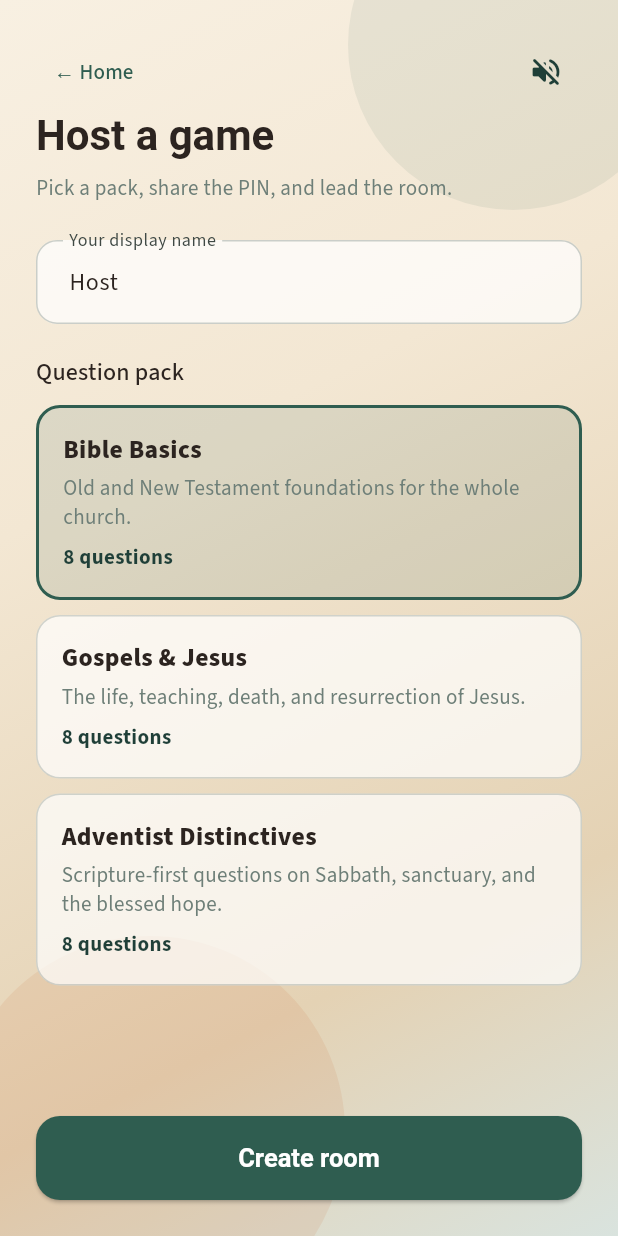
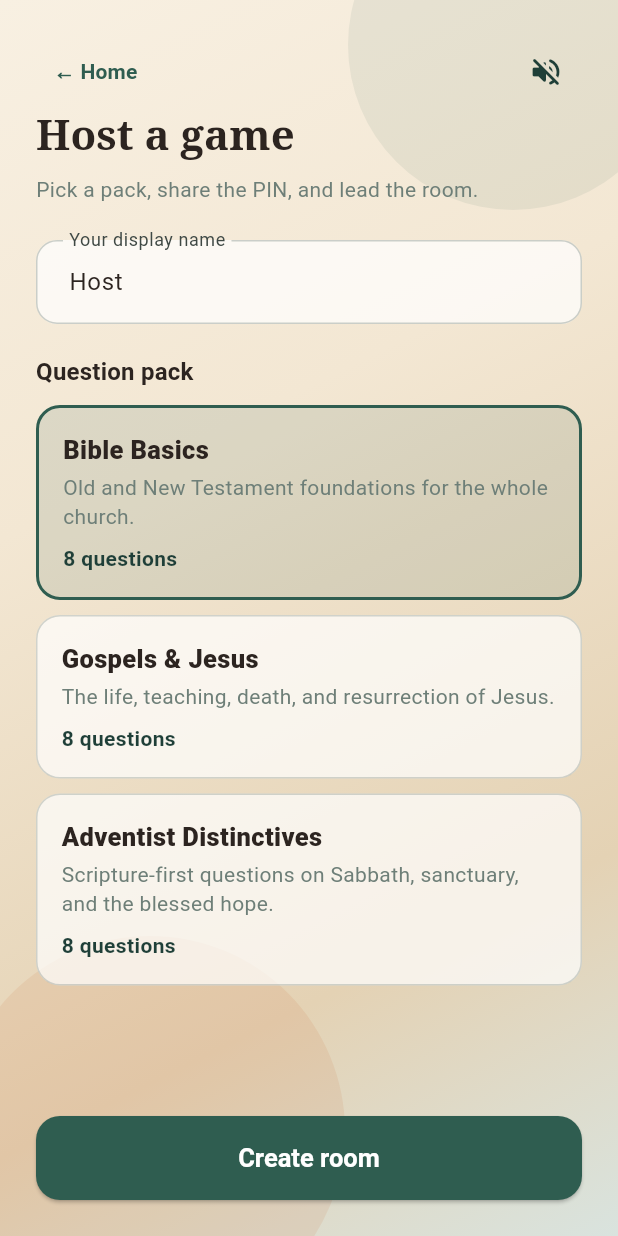
Before and after one commit to oluwasegunilori/adventquiz, a Flutter app: the screen it shows after launch, after a tap on the "volume up" icon, after a tap on "Host a game", on a phone screen of 412 x 824 dp. Run offline on Flutter 3.47's test engine with Material 3 defaults, Android fonts, the phone set to English and light mode, and no system bars; our stand-ins replace audioplayers, cloud_firestore, firebase_auth, firebase_core, go_router, shared_preferences; accounts and stored records are empty; Roboto replaces fonts that are missing (Helvetica Neue, Literata).

Commit message:
security: scrub Firebase secrets from tracked config
Replace revoked client keys with placeholders, stop tracking platform
Firebase config files, and document flutterfire rotate/reconfigure.
Also harden web boot (timeout + local CanvasKit) so hosting does not
hang on CDN/fonts when Firebase is unset.

Co-authored-by: Cursor <cursoragent@cursor.com>

```diff
--- a/lib/data/firestore_room_repository.dart
+++ b/lib/data/firestore_room_repository.dart
@@ -37,9 +37,9 @@ class FirestoreRoomRepository implements RoomRepository {
           e.code == 'admin-restricted-operation' ||
           e.code == 'operation-not-allowed') {
         throw StateError(
-          'Firebase Authentication is not ready. In the Firebase console for '
-          'project "churchgamey": open Authentication → Get started → Sign-in '
-          'method → enable Anonymous. Then retry.',
+          'Firebase Authentication is not ready. In the Firebase console: '
+          'open Authentication → Get started → Sign-in method → enable '
+          'Anonymous. Then retry.',
         );
       }
       rethrow;
--- a/lib/main.dart
+++ b/lib/main.dart
@@ -1,17 +1,46 @@
+import 'dart:async';
+
 import 'package:flutter/material.dart';
 import 'package:provider/provider.dart';
 
 import 'app_bootstrap.dart';
 import 'app_router.dart';
+import 'data/local_room_repository.dart';
 import 'data/room_repository.dart';
 import 'services/sound_service.dart';
 import 'theme/app_theme.dart';
 
 Future<void> main() async {
   WidgetsFlutterBinding.ensureInitialized();
-  final bootstrap = await AppBootstrap.init();
+
+  AppBootstrap bootstrap;
+  try {
+    bootstrap = await AppBootstrap.init().timeout(
+      const Duration(seconds: 8),
+      onTimeout: () {
+        debugPrint('Firebase init timed out; using local mode');
+        return AppBootstrap(
+          repository: LocalRoomRepository(),
+          usingFirebase: false,
+        );
+      },
+    );
+  } catch (e, st) {
+    debugPrint('Bootstrap failed: $e\n$st');
+    bootstrap = AppBootstrap(
+      repository: LocalRoomRepository(),
+      usingFirebase: false,
+    );
+  }
+
   final sounds = SoundService();
-  await sounds.init();
+  // Don't block first frame on audio prefs.
+  unawaited(
+    sounds.init().catchError((Object e, StackTrace st) {
+      debugPrint('Sound init error: $e\n$st');
+    }),
+  );
+
   runApp(AdventQuizApp(bootstrap: bootstrap, sounds: sounds));
 }
 
--- a/lib/theme/app_theme.dart
+++ b/lib/theme/app_theme.dart
@@ -1,5 +1,4 @@
 import 'package:flutter/material.dart';
-import 'package:google_fonts/google_fonts.dart';
 
 class AppColors {
   static const ink = Color(0xFF2C2420);
@@ -15,7 +14,20 @@ class AppColors {
 }
 
 class AppTheme {
+  /// Uses bundled platform fonts so web never blocks on Google Fonts CDN.
   static ThemeData light() {
+    const display = TextStyle(
+      fontFamily: 'Georgia',
+      fontFamilyFallback: ['Times New Roman', 'serif'],
+      color: AppColors.ink,
+      fontWeight: FontWeight.w700,
+    );
+    const body = TextStyle(
+      fontFamily: 'Helvetica Neue',
+      fontFamilyFallback: ['Arial', 'sans-serif'],
+      color: AppColors.ink,
+    );
+
     final base = ThemeData(
       useMaterial3: true,
       brightness: Brightness.light,
@@ -29,52 +41,31 @@ class AppTheme {
         onSurface: AppColors.ink,
       ),
       scaffoldBackgroundColor: AppColors.parchment,
+      fontFamily: 'Helvetica Neue',
     );
 
-    final display = GoogleFonts.literataTextTheme(base.textTheme);
-    final body = GoogleFonts.sourceSans3TextTheme(base.textTheme);
-
     return base.copyWith(
-      textTheme: body.copyWith(
-        displayLarge: display.displayLarge?.copyWith(
-          color: AppColors.ink,
-          fontWeight: FontWeight.w700,
-        ),
-        displayMedium: display.displayMedium?.copyWith(
-          color: AppColors.ink,
-          fontWeight: FontWeight.w700,
-        ),
-        displaySmall: display.displaySmall?.copyWith(
-          color: AppColors.ink,
-          fontWeight: FontWeight.w700,
-        ),
-        headlineLarge: display.headlineLarge?.copyWith(
-          color: AppColors.ink,
-          fontWeight: FontWeight.w700,
-        ),
-        headlineMedium: display.headlineMedium?.copyWith(
-          color: AppColors.ink,
-          fontWeight: FontWeight.w700,
-        ),
-        headlineSmall: display.headlineSmall?.copyWith(
-          color: AppColors.ink,
-          fontWeight: FontWeight.w600,
-        ),
-        titleLarge: display.titleLarge?.copyWith(
-          color: AppColors.ink,
-          fontWeight: FontWeight.w600,
-        ),
+      textTheme: base.textTheme.copyWith(
+        displayLarge: display.copyWith(fontSize: 57),
+        displayMedium: display.copyWith(fontSize: 45),
+        displaySmall: display.copyWith(fontSize: 36),
+        headlineLarge: display.copyWith(fontSize: 32),
+        headlineMedium: display.copyWith(fontSize: 28),
+        headlineSmall: display.copyWith(fontSize: 24, fontWeight: FontWeight.w600),
+        titleLarge: display.copyWith(fontSize: 22, fontWeight: FontWeight.w600),
+        titleMedium: body.copyWith(fontSize: 16, fontWeight: FontWeight.w600),
+        titleSmall: body.copyWith(fontSize: 14, fontWeight: FontWeight.w600),
+        bodyLarge: body.copyWith(fontSize: 16),
+        bodyMedium: body.copyWith(fontSize: 14),
+        bodySmall: body.copyWith(fontSize: 12, color: AppColors.mist),
+        labelLarge: body.copyWith(fontSize: 14, fontWeight: FontWeight.w700),
       ),
       appBarTheme: AppBarTheme(
         backgroundColor: Colors.transparent,
         elevation: 0,
         centerTitle: true,
         foregroundColor: AppColors.ink,
-        titleTextStyle: display.titleLarge?.copyWith(
-          color: AppColors.ink,
-          fontWeight: FontWeight.w700,
-          fontSize: 20,
-        ),
+        titleTextStyle: display.copyWith(fontSize: 20),
       ),
       elevatedButtonTheme: ElevatedButtonThemeData(
         style: ElevatedButton.styleFrom(
--- a/pubspec.yaml
+++ b/pubspec.yaml
@@ -14,7 +14,6 @@ dependencies:
   firebase_auth: ^6.5.4
   cloud_firestore: ^6.6.0
   go_router: ^17.3.0
-  google_fonts: ^8.1.0
   provider: ^6.1.5+1
   uuid: ^4.5.3
   shared_preferences: ^2.5.5
```
Also changed, not shown: firebase.json, lib/firebase_options.dart, pubspec.lock, 7 other files.
